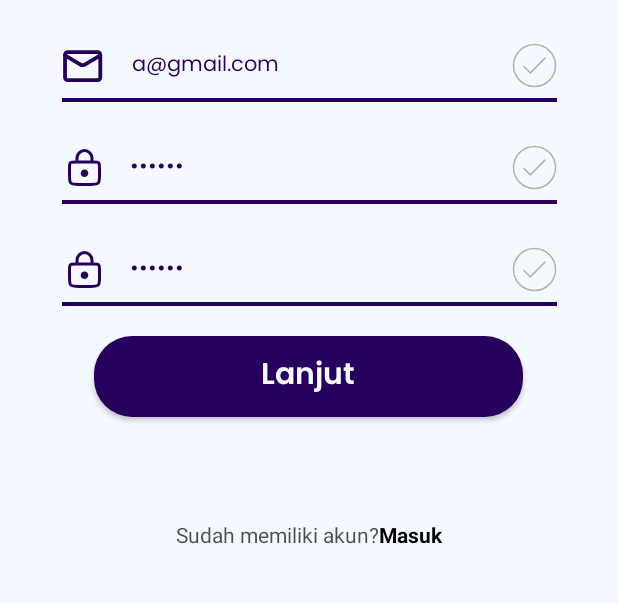
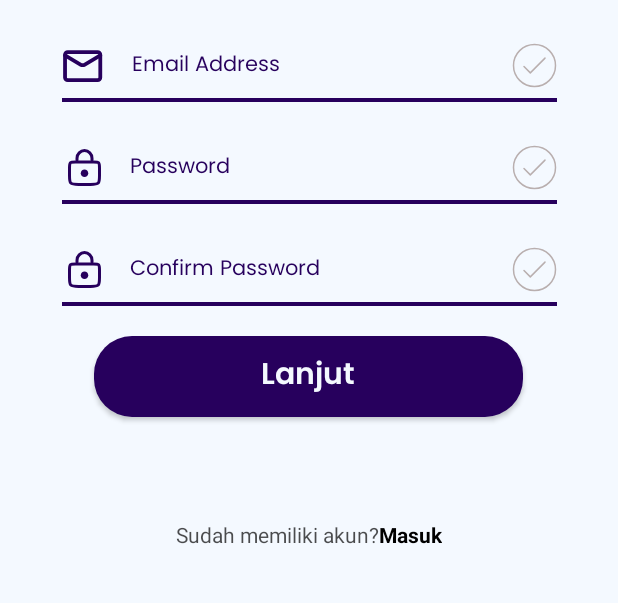
Before and after one commit to AndikaRisky31/Layanan_Warga, an Android app built with Jetpack Compose: the screen it shows after launch (RegisterActivity), after a tap on "GET STARTED", on a phone screen of 412 x 824 dp, the part 614-1217 px from its top. Run offline under Robolectric (Android 15) with nearby library versions, the phone set to English and light mode, and no system bars; our stand-ins replace data binding.

Commit message:
fix beranda

```diff
--- a/app/src/main/java/com/celestial/layang/api/ApiService.kt
+++ b/app/src/main/java/com/celestial/layang/api/ApiService.kt
@@ -57,11 +57,11 @@ interface ApiService {
     @POST("articles/page")
     suspend fun getArticlesByPage(@Body request: ArticleRequest): Response<ArticleResponse>
 
-    @POST("admin/kelurahan_id")
-    suspend fun getAdmin(@Body request: KelurahanIdRequest):Response<AdminResponse>
+    @GET("admin/{kelurahan_id}")
+    suspend fun getAdmin(@Path("kelurahan_id") kelurahan_id:String):Response<AdminResponse>
 
-    @POST("admin/id")
-    suspend fun getAdminById(@Body request: IdRequest):Response<AdminResponse>
+    @GET("admin/id/{id}")
+    suspend fun getAdminById(@Path("id") id:String):Response<AdminResponse>
 
     @GET("daerah/provinsi/all")
     fun getProvinces(): Call<List<DataProvinsi>>
--- a/app/src/main/java/com/celestial/layang/repository/AdminRepository.kt
+++ b/app/src/main/java/com/celestial/layang/repository/AdminRepository.kt
@@ -17,7 +17,7 @@ class AdminRepository {
     suspend fun getAdminByKelurahanId(kelurahan_id: String): List<KontakModel> {
         return try {
             withContext(CoroutineScope(Dispatchers.IO).coroutineContext) {
-                val response = apiService.getAdmin(KelurahanIdRequest(kelurahan_id))
+                val response = apiService.getAdmin(kelurahan_id)
                 if (response.isSuccessful) {
                     response.body()?.data ?: emptyList()
                 } else {
@@ -33,7 +33,7 @@ class AdminRepository {
     suspend fun getAdminById(id:Int):KontakModel{
         return try {
             withContext(CoroutineScope(Dispatchers.IO).coroutineContext) {
-                val response = apiService.getAdminById(IdRequest(id))
+                val response = apiService.getAdminById(id.toString())
                 if (response.isSuccessful) {
                     response.body()?.data?.firstOrNull() ?: throw NoSuchElementException("Data not found")
                 } else {
--- a/app/src/main/res/layout/activity_chatbot.xml
+++ b/app/src/main/res/layout/activity_chatbot.xml
@@ -6,8 +6,8 @@
 
     <WebView
         android:id="@+id/webviewChatbot"
-        android:layout_width="wrap_content"
-        android:layout_height="wrap_content"
+        android:layout_width="match_parent"
+        android:layout_height="match_parent"
         app:layout_constraintBottom_toBottomOf="parent"
         app:layout_constraintEnd_toEndOf="parent"
         app:layout_constraintStart_toStartOf="parent"
--- a/app/src/main/res/layout/activity_menu.xml
+++ b/app/src/main/res/layout/activity_menu.xml
@@ -17,7 +17,7 @@
     <FrameLayout
         android:id="@+id/fragment_container"
         android:layout_width="match_parent"
-        android:layout_height="710dp"
+        android:layout_height="0dp"
         app:layout_constraintBottom_toTopOf="@+id/bottomNavigationView"
         app:layout_constraintEnd_toEndOf="parent"
         app:layout_constraintHorizontal_bias="1.0"
--- a/app/src/main/res/layout/activity_register.xml
+++ b/app/src/main/res/layout/activity_register.xml
@@ -53,7 +53,6 @@
         style="@style/fieldText"
         android:drawableLeft="@drawable/ic_email"
         android:drawableRight="@drawable/ic_tick"
-        android:text="a@gmail.com"
         android:hint="Email Address"
         app:layout_constraintEnd_toEndOf="parent"
         app:layout_constraintStart_toStartOf="parent"
@@ -65,7 +64,6 @@
         style="@style/fieldText"
         android:drawableLeft="@drawable/ic_password"
         android:drawableRight="@drawable/ic_tick"
-        android:text="andika"
         android:hint="Password"
         app:layout_constraintEnd_toEndOf="parent"
         app:layout_constraintStart_toStartOf="parent"
@@ -76,7 +74,6 @@
         style="@style/fieldText"
         android:drawableLeft="@drawable/ic_password"
         android:drawableRight="@drawable/ic_tick"
-        android:text="andika"
         android:hint="Confirm Password"
         app:layout_constraintEnd_toEndOf="parent"
         app:layout_constraintStart_toStartOf="parent"
--- a/app/src/main/res/layout/fragment_beranda.xml
+++ b/app/src/main/res/layout/fragment_beranda.xml
@@ -183,10 +183,12 @@
 
             <androidx.recyclerview.widget.RecyclerView
                 android:id="@+id/listberita"
-                android:layout_width="327dp"
-                android:layout_height="406dp"
+                android:layout_width="match_parent"
+                android:layout_height="wrap_content"
                 android:layout_marginBottom="74dp"
                 android:layout_marginTop="12dp"
+                android:paddingHorizontal="24dp"
+                android:clipToPadding="false"
                 app:layoutManager="androidx.recyclerview.widget.LinearLayoutManager"
                 android:orientation="horizontal"
                 tools:listitem="@layout/item_article"
--- a/app/src/main/res/layout/item_article.xml
+++ b/app/src/main/res/layout/item_article.xml
@@ -16,9 +16,10 @@
 
     <com.makeramen.roundedimageview.RoundedImageView
         android:id="@+id/imageberita"
-        android:layout_width="wrap_content"
+        android:layout_width="match_parent"
         android:layout_height="150dp"
         android:scaleType="centerCrop"
+        tools:src="@tools:sample/avatars"
         app:layout_constraintEnd_toEndOf="parent"
         app:layout_constraintStart_toStartOf="parent"
         app:layout_constraintTop_toTopOf="parent"
@@ -36,6 +37,7 @@
         android:textColor="@color/secondary_color"
         android:fontFamily="@font/opensans_semibold"
         android:text="@{article.date}"
+        tools:text="@tools:sample/date/ddmmyy"
         android:textSize="13sp"
         app:layout_constraintStart_toStartOf="parent"
         app:layout_constraintTop_toBottomOf="@+id/imageberita" />
```
Also changed, not shown: app/src/main/java/com/celestial/layang/bantuan/BantuanActivity.kt (+5 -2 lines).
